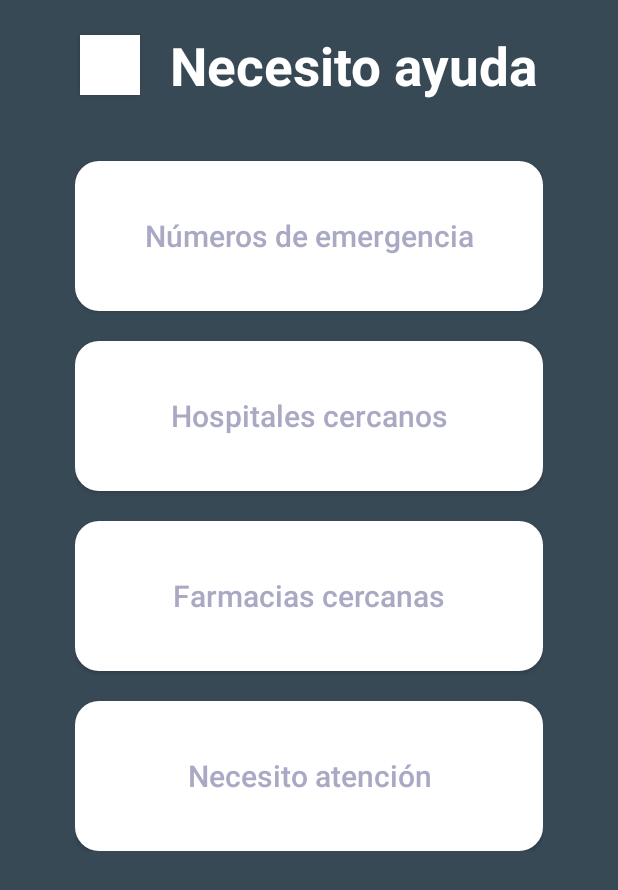
After one commit to Chimbox/mari_sistemasalud, an Android app: the fragment NecesitoAyudaFragment shown on its own in the app's theme, on a phone screen of 412 x 824 dp. The commit adds this screen. Shown: the top 890 px of the screen. Run offline under Robolectric (Android 15) with nearby library versions, the phone set to English and light mode, and no system bars.

Commit message:
Calendario y Necesito Ayuda

```diff
--- a/app/src/main/AndroidManifest.xml
+++ b/app/src/main/AndroidManifest.xml
@@ -9,7 +9,8 @@
         android:roundIcon="@mipmap/ic_launcher_round"
         android:supportsRtl="true"
         android:theme="@style/Theme.Mari_salud">
-        <activity android:name=".RegisterActivity"></activity>
+        <activity android:name=".ui.emergencia.Necesito_Ayuda"></activity>
+        <activity android:name=".RegisterActivity" />
         <activity
             android:name=".MenuActivity"
             android:label="@string/title_activity_menu" />
--- /dev/null
+++ b/app/src/main/java/mx/edu/itson/mari_salud/ui/emergencia/NecesitoAyudaFragment.kt
@@ -0,0 +1,24 @@
+package mx.edu.itson.mari_salud.ui.emergencia
+
+import android.os.Bundle
+import androidx.fragment.app.Fragment
+import android.view.LayoutInflater
+import android.view.View
+import android.view.ViewGroup
+import mx.edu.itson.mari_salud.R
+
+class NecesitoAyudaFragment : Fragment() {
+    // TODO: Rename and change types of parameters
+    private var param1: String? = null
+    private var param2: String? = null
+
+    override fun onCreateView(
+        inflater: LayoutInflater, container: ViewGroup?,
+        savedInstanceState: Bundle?
+    ): View? {
+        // Inflate the layout for this fragment
+        return inflater.inflate(R.layout.fragment_necesito_ayuda, container, false)
+    }
+
+
+}
--- a/app/src/main/res/layout/emergencia_fragment.xml
+++ b/app/src/main/res/layout/emergencia_fragment.xml
@@ -4,7 +4,7 @@
     android:layout_width="match_parent"
     android:layout_height="match_parent"
     android:orientation="vertical"
-    android:background="@drawable/gradient_background"
+    android:background="@color/background"
     tools:context=".ui.emergencia.EmergenciaFragment">
 
     <LinearLayout
--- /dev/null
+++ b/app/src/main/res/layout/fragment_necesito_ayuda.xml
@@ -0,0 +1,94 @@
+<?xml version="1.0" encoding="utf-8"?>
+<LinearLayout xmlns:android="http://schemas.android.com/apk/res/android"
+    xmlns:tools="http://schemas.android.com/tools"
+    android:layout_width="match_parent"
+    android:layout_height="match_parent"
+    android:orientation="vertical"
+    android:background="@color/background"
+    tools:context=".ui.emergencia.NecesitoAyudaFragment">
+
+    <LinearLayout
+        android:layout_width="match_parent"
+        android:layout_height="wrap_content"
+        android:orientation="horizontal"
+        android:gravity="center|center_vertical"
+        android:layout_marginTop="20dp"
+        >
+
+        <Button
+            android:layout_width="40dp"
+            android:layout_height="40dp"
+            android:background="@color/cardview_light_background"
+            >
+        </Button>
+
+        <TextView
+            android:layout_width="wrap_content"
+            android:layout_marginLeft="20dp"
+            android:layout_height="wrap_content"
+            android:text="@string/necesito_ayuda"
+            android:textColor="@color/white"
+            android:textSize="35sp"
+            android:textStyle="bold" />
+    </LinearLayout>
+
+    <LinearLayout
+        android:layout_width="match_parent"
+        android:layout_height="wrap_content"
+        android:orientation="vertical"
+        android:layout_marginRight="50dp"
+        android:layout_marginLeft="50dp"
+        android:layout_marginTop="20dp"
+        >
+
+        <Button
+            android:layout_width="match_parent"
+            android:layout_height="100dp"
+            android:background="@drawable/little_card_view_background"
+            android:textSize="20sp"
+            android:textColor="@color/text_color_gray"
+            android:textAllCaps="false"
+            android:gravity="center"
+            android:layout_marginTop="20dp"
+            android:text="@string/numeros_emergencia">
+        </Button>
+
+        <Button
+            android:layout_width="match_parent"
+            android:layout_height="100dp"
+            android:background="@drawable/little_card_view_background"
+            android:textSize="20sp"
+            android:layout_marginTop="20dp"
+            android:textColor="@color/text_color_gray"
+            android:textAllCaps="false"
+            android:gravity="center"
+            android:text="@string/hospitales_cercanos">
+        </Button>
+
+        <Button
+            android:layout_width="match_parent"
+            android:layout_height="100dp"
+            android:background="@drawable/little_card_view_background"
+            android:textSize="20sp"
+            android:layout_marginTop="20dp"
+            android:textColor="@color/text_color_gray"
+            android:textAllCaps="false"
+            android:gravity="center"
+            android:text="@string/farmacias_cercanas">
+        </Button>
+
+        <Button
+            android:layout_width="match_parent"
+            android:layout_height="100dp"
+            android:background="@drawable/little_card_view_background"
+            android:textSize="20sp"
+            android:layout_marginTop="20dp"
+            android:textColor="@color/text_color_gray"
+            android:textAllCaps="false"
+            android:gravity="center"
+            android:text="@string/necesito_atencion">
+        </Button>
+
+    </LinearLayout>
+
+</LinearLayout>
--- a/app/src/main/res/values/strings.xml
+++ b/app/src/main/res/values/strings.xml
@@ -40,4 +40,14 @@
         Beber agua te ayuda a eliminar toxinas, ayuda en la digestión y evita el estreñimiento.</string>
     <string name="necesito_ayuda">Necesito ayuda</string>
     <string name="botiquin_emergencia">Botiquín de emergencia</string>
+    <string name="numeros_emergencia">Números de emergencia</string>
+    <string name="hospitales_cercanos">Hospitales cercanos</string>
+    <string name="farmacias_cercanas">Farmacias cercanas</string>
+    <string name="necesito_atencion">Necesito atención</string>
+    <string name="estado_animo">Estado de ánimo</string>
+    <string name="sintomas">Síntomas</string>
+    <string name="metas">Metas</string>
+    <!-- TODO: Remove or change this placeholder text -->
+    <string name="hello_blank_fragment">Hello blank fragment</string>
+
 </resources>
```
Also changed, not shown: app/src/main/java/mx/edu/itson/mari_salud/ui/como_sientes/CalendarioFragment.kt (added, +22 -0 lines), app/src/main/res/layout/fragment_calendario.xml (added, +70 -0 lines).
